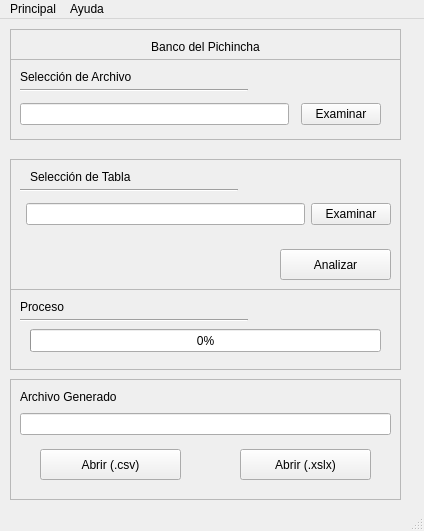
Before: the Qt Designer form project/pichincha.ui in FreakJazz/PYQT-Interface-gen-access-DataBase, drawn with Qt 5.
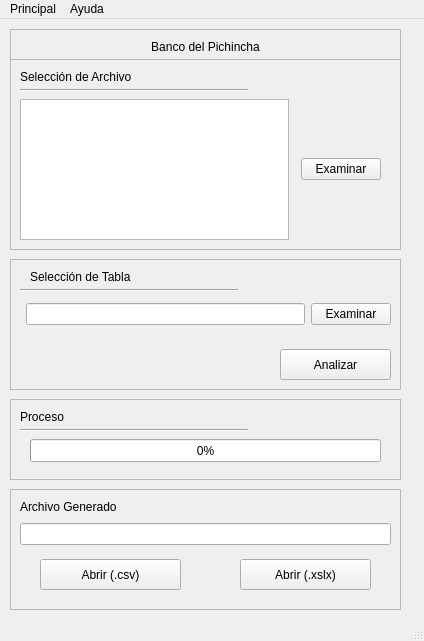
After: the same form once the commit is applied.

The edit to the form file:
```diff
--- a/project/pichincha.ui
+++ b/project/pichincha.ui
@@ -7,7 +7,7 @@
     <x>0</x>
     <y>0</y>
     <width>424</width>
-    <height>531</height>
+    <height>641</height>
    </rect>
   </property>
   <property name="windowTitle">
@@ -20,7 +20,7 @@
       <x>10</x>
       <y>40</y>
       <width>391</width>
-      <height>81</height>
+      <height>191</height>
      </rect>
     </property>
     <property name="frameShape">
@@ -48,12 +48,12 @@
        <x>10</x>
        <y>40</y>
        <width>361</width>
-       <height>31</height>
+       <height>141</height>
       </rect>
      </property>
      <layout class="QHBoxLayout" name="horizontalLayout">
       <item>
-       <widget class="QLineEdit" name="direccion"/>
+       <widget class="QListView" name="listView"/>
       </item>
       <item>
        <widget class="Line" name="line">
@@ -102,7 +102,7 @@
     <property name="geometry">
      <rect>
       <x>10</x>
-      <y>140</y>
+      <y>240</y>
       <width>391</width>
       <height>131</height>
      </rect>
@@ -199,7 +199,7 @@
     <property name="geometry">
      <rect>
       <x>10</x>
-      <y>270</y>
+      <y>380</y>
       <width>391</width>
       <height>81</height>
      </rect>
@@ -267,7 +267,7 @@
     <property name="geometry">
      <rect>
       <x>10</x>
-      <y>360</y>
+      <y>470</y>
       <width>391</width>
       <height>121</height>
      </rect>
```
